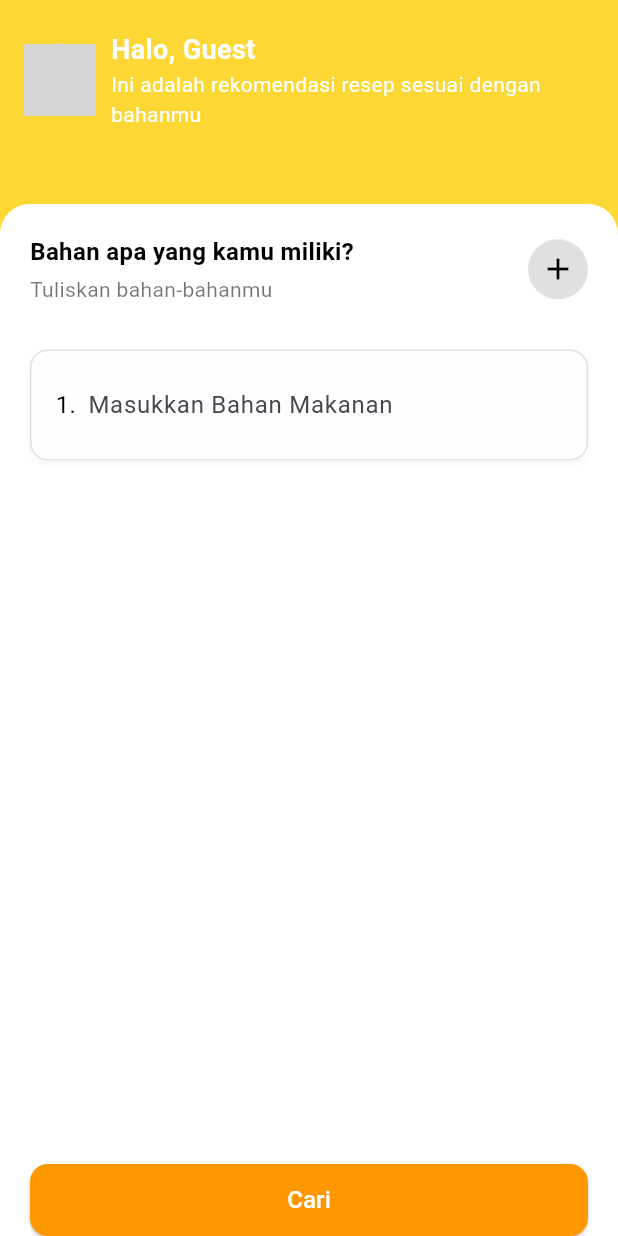
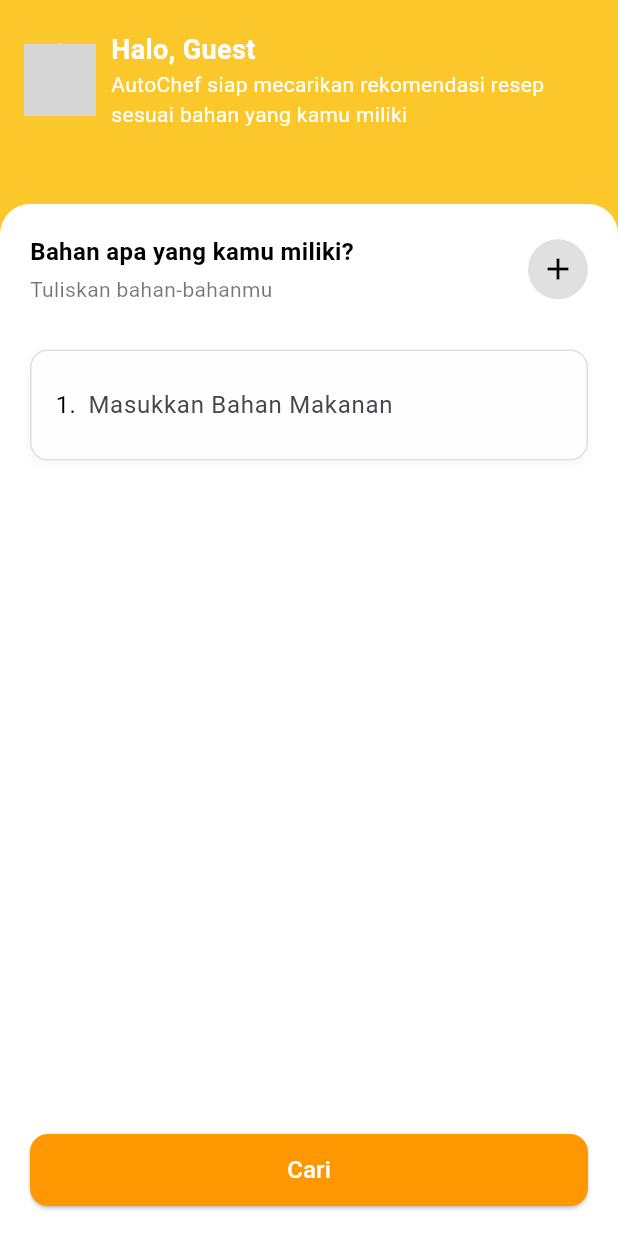
Before and after one commit to Xraa075/AutoChef, a Flutter app: the InputRecipe screen opened directly, on a phone screen of 412 x 824 dp. Run offline on Flutter 3.47's test engine with Material 3 defaults, Android fonts, the phone set to English and light mode, and no system bars; our stand-ins replace shared_preferences; accounts and stored records are empty; grey boxes are pictures that could not be loaded.

Commit message:
memodifikasi bagian navbar dan header

```diff
--- a/lib/views/input_ingredients/input_screen.dart
+++ b/lib/views/input_ingredients/input_screen.dart
@@ -52,10 +52,10 @@
         return false;
       },
       child: Scaffold(
-        backgroundColor: Colors.yellow[600],
+        backgroundColor: const Color(0xFFFBC72A),
         appBar: const PreferredSize(
           preferredSize: Size.fromHeight(120),
-          child: CustomHeader(title: "Ini adalah rekomendasi resep sesuai dengan bahanmu"),
+          child: CustomHeader(title: "AutoChef siap mecarikan rekomendasi resep sesuai bahan yang kamu miliki"),
         ),
         body: SafeArea(
           child: Column(
@@ -63,7 +63,7 @@
               Expanded(
                 child: Container(
                   margin: const EdgeInsets.only(top: 30),
-                  padding: const EdgeInsets.fromLTRB(20, 20, 20, 0),
+                  padding: const EdgeInsets.fromLTRB(20, 20, 20, 20),
                   decoration: const BoxDecoration(
                     color: Colors.white,
                     borderRadius: BorderRadius.only(
--- a/lib/views/recipe/components/recipe_info.dart
+++ b/lib/views/recipe/components/recipe_info.dart
@@ -34,7 +34,7 @@
           width: 70,
           height: 90,
           decoration: BoxDecoration(
-            color: const Color.fromARGB(255, 255, 221, 118),
+            color: const Color.fromARGB(255, 255, 204, 51),
             borderRadius: BorderRadius.circular(40),
           ),
           child: Column(
--- a/lib/views/recipe/recommendation_screen.dart
+++ b/lib/views/recipe/recommendation_screen.dart
@@ -10,7 +10,7 @@
   @override
   Widget build(BuildContext context) {
     return Scaffold(
-      backgroundColor: Colors.yellow[600],
+      backgroundColor: const Color(0xFFFBC72A),
       appBar: const PreferredSize(
         preferredSize: Size.fromHeight(120), // Menyesuaikan tinggi header
         child: CustomHeader(
--- a/lib/widgets/header.dart
+++ b/lib/widgets/header.dart
@@ -14,7 +14,7 @@
     return Container(
       padding: const EdgeInsets.symmetric(horizontal: 16, vertical: 20),
       decoration: BoxDecoration(
-        color: Colors.yellow[600],
+        color: const Color(0xFFFBC72A),
       ),
       child: SafeArea(
         child: Column(
```
Also changed, not shown: lib/views/recipe/components/ingredients.dart (+9 -3 lines), lib/widgets/navbar.dart (+20 -15 lines).
